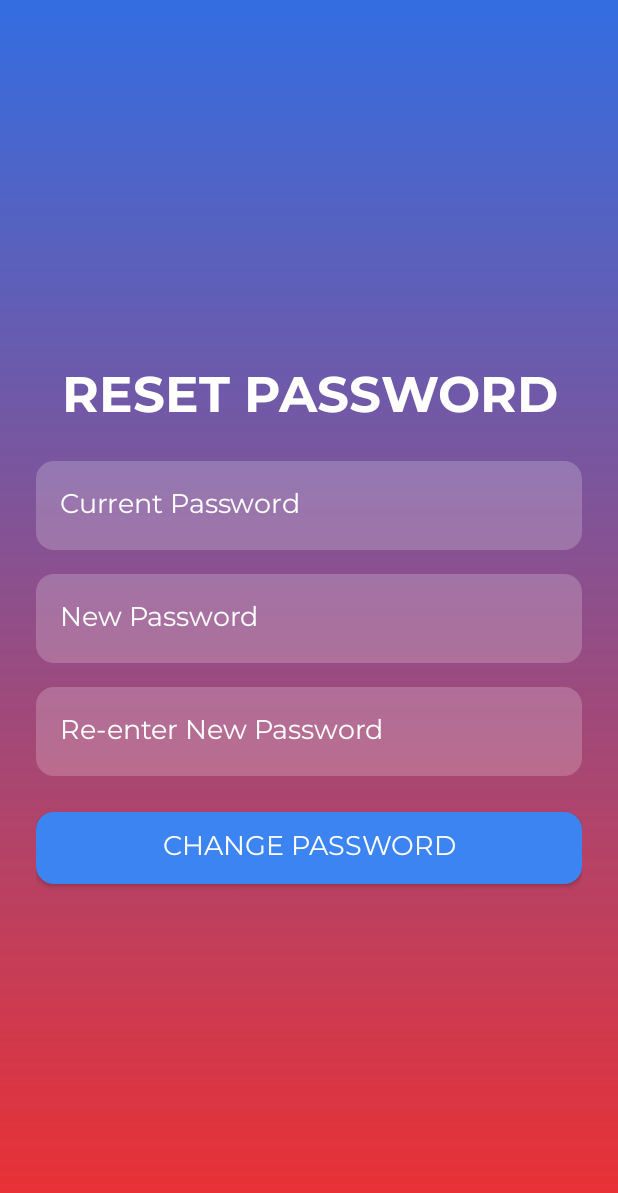
After one commit to MrSuicideSh33p/Password-Manager, an Android app built with Jetpack Compose: the ResetPasswordActivity screen opened directly, with no data from a screen before it, on a phone screen of 412 x 824 dp. The commit adds this screen. Shown: the top 1193 px of the screen. Run offline under Robolectric (Android 15) with nearby library versions, the phone set to English and light mode, and no system bars; libraries missing offline, so code that uses them is left out: com.amazonaws, com.amazonaws.auth, com.amazonaws.mobileconnectors, com.amazonaws.regions, com.amazonaws.services.

Commit message:
Submenus and reset password option

```diff
--- a/app/src/main/AndroidManifest.xml
+++ b/app/src/main/AndroidManifest.xml
@@ -24,6 +24,7 @@
         </activity>
         <activity android:name="com.vichu.thevault.activities.MainActivity"/>
         <activity android:name="com.vichu.thevault.activities.RegisterActivity"/>
+        <activity android:name="com.vichu.thevault.activities.ResetPasswordActivity"/>
         <activity android:name="com.vichu.thevault.activities.AddCredentialsActivity"/>
         <activity android:name="com.vichu.thevault.activities.CredentialListActivity"/>
         <activity android:name="com.vichu.thevault.activities.CredentialDetailsActivity"/>
--- a/app/src/main/java/com/vichu/thevault/activities/RegisterActivity.java
+++ b/app/src/main/java/com/vichu/thevault/activities/RegisterActivity.java
@@ -69,7 +69,7 @@ public class RegisterActivity extends AppCompatActivity {
                         return;
                 }
 
-                awsS3Helper.registerUser(USERS_JSON, getUserFolder(username), username, password, success -> runOnUiThread(() -> {
+                awsS3Helper.registerUser(getUserFolder(username), username, password, success -> runOnUiThread(() -> {
                     if (success) {
                         showToast(this, "User successfully registered!");
                         navigateToLogin();
--- /dev/null
+++ b/app/src/main/java/com/vichu/thevault/activities/ResetPasswordActivity.java
@@ -0,0 +1,119 @@
+package com.vichu.thevault.activities;
+
+import static com.vichu.thevault.utils.HelperUtils.TAG;
+import static com.vichu.thevault.utils.HelperUtils.USERS_JSON;
+import static com.vichu.thevault.utils.HelperUtils.showToast;
+
+import android.content.Intent;
+import android.os.Bundle;
+import android.util.Log;
+import android.view.View;
+import android.widget.Button;
+import android.widget.EditText;
+import android.widget.ProgressBar;
+
+import androidx.appcompat.app.AppCompatActivity;
+
+import com.vichu.thevault.R;
+import com.vichu.thevault.utils.AwsS3Helper;
+
+import org.json.JSONException;
+
+public class ResetPasswordActivity extends AppCompatActivity {
+
+    EditText currentPasswordInput, newPasswordInput, confirmNewPasswordInput;
+    Button changePasswordButton;
+
+    private String user;
+    private AwsS3Helper awsS3Helper;
+    private ProgressBar progressBar;
+
+    @Override
+    protected void onCreate(Bundle savedInstanceState) {
+        super.onCreate(savedInstanceState);
+        setContentView(R.layout.reset_password_activity);
+
+        awsS3Helper = new AwsS3Helper(this);
+        progressBar = findViewById(R.id.progressBar);
+        user = getIntent().getStringExtra("user");
+
+        currentPasswordInput = findViewById(R.id.current_password_input);
+        newPasswordInput = findViewById(R.id.new_password_input);
+        confirmNewPasswordInput = findViewById(R.id.confirm_new_password_input);
+        changePasswordButton = findViewById(R.id.change_password_btn);
+
+        changePasswordButton.setOnClickListener(v -> {
+
+            String currentPassword = currentPasswordInput.getText().toString().trim();
+            String newPassword = newPasswordInput.getText().toString().trim();
+            String confirmNewPassword = confirmNewPasswordInput.getText().toString().trim();
+
+            if (currentPassword.isEmpty() || newPassword.isEmpty() || confirmNewPassword.isEmpty()) {
+                showToast(this, "Please don't leave any fields blank!");
+                return;
+            }
+
+            changePasswordButton.setEnabled(false);
+            progressBar.setVisibility(View.VISIBLE);
+            awsS3Helper.fetchUserDetails(USERS_JSON, (userDataList, errorMessage) -> runOnUiThread(() -> {
+
+                if (errorMessage != null) {
+                    showToast(this, "Error: " + errorMessage);
+                    changePasswordButton.setEnabled(true);
+                    return;
+                }
+
+                try {
+                    if (!userDataList.getString(user).equals(currentPassword)) {
+                        updateUI( "The current password entered is incorrect!");
+                        return;
+                    }
+
+                    if (!newPassword.equals(confirmNewPassword)) {
+                        updateUI("The passwords do not match!");
+                        return;
+                    }
+
+                    if (currentPassword.equals(newPassword)) {
+                        updateUI("New password must be different from the current one!");
+                        return;
+                    }
+
+                    if (newPassword.length() < 8) {
+                        updateUI("Password must be at least 8 characters!");
+                        return;
+                    }
+
+                    awsS3Helper.updateUserDetails(user, newPassword, success -> runOnUiThread(() -> {
+                        if (success) {
+                            showToast(this, "Password updated successfully!");
+                            progressBar.setVisibility(View.GONE);
+                            navigateToMain();
+                        } else {
+                            updateUI("Failed to update password!");
+                        }
+                        changePasswordButton.setEnabled(true);
+                    }));
+
+                } catch (JSONException e) {
+                    Log.e(TAG, "Error parsing user.json content: " + e.getMessage());
+                    updateUI( "Internal server error!");
+                }
+            }));
+        });
+    }
+
+    private void updateUI(String message) {
+        changePasswordButton.setEnabled(true);
+        progressBar.setVisibility(View.GONE);
+        showToast(this, message);
+    }
+
+    private void navigateToMain() {
+        Intent intent = new Intent(this, MainActivity.class);
+        intent.setFlags(Intent.FLAG_ACTIVITY_CLEAR_TOP);
+        intent.putExtra("user", user);
+        startActivity(intent);
+        finish();
+    }
+}
--- /dev/null
+++ b/app/src/main/res/drawable/ic_display_name.xml
@@ -0,0 +1,5 @@
+<vector xmlns:android="http://schemas.android.com/apk/res/android" android:height="100dp" android:tint="#000000" android:viewportHeight="24" android:viewportWidth="24" android:width="100dp">
+
+    <path android:fillColor="@android:color/white" android:pathData="M18.41,5.8L17.2,4.59c-0.78,-0.78 -2.05,-0.78 -2.83,0l-2.68,2.68L3,15.96V20h4.04l8.74,-8.74 2.63,-2.63c0.79,-0.78 0.79,-2.05 0,-2.83zM6.21,18H5v-1.21l8.66,-8.66 1.21,1.21L6.21,18zM11,20l4,-4h6v4H11z"/>
+
+</vector>
--- /dev/null
+++ b/app/src/main/res/drawable/ic_reset_password.xml
@@ -0,0 +1,5 @@
+<vector xmlns:android="http://schemas.android.com/apk/res/android" android:height="100dp" android:tint="#000000" android:viewportHeight="24" android:viewportWidth="24" android:width="100dp">
+
+    <path android:fillColor="@android:color/white" android:pathData="M13,3c-4.97,0 -9,4.03 -9,9H1l4,4l4,-4H6c0,-3.86 3.14,-7 7,-7s7,3.14 7,7s-3.14,7 -7,7c-1.9,0 -3.62,-0.76 -4.88,-1.99L6.7,18.42C8.32,20.01 10.55,21 13,21c4.97,0 9,-4.03 9,-9S17.97,3 13,3zM15,11v-1c0,-1.1 -0.9,-2 -2,-2s-2,0.9 -2,2v1c-0.55,0 -1,0.45 -1,1v3c0,0.55 0.45,1 1,1h4c0.55,0 1,-0.45 1,-1v-3C16,11.45 15.55,11 15,11zM14,11h-2v-1c0,-0.55 0.45,-1 1,-1s1,0.45 1,1V11z"/>
+
+</vector>
--- /dev/null
+++ b/app/src/main/res/layout/reset_password_activity.xml
@@ -0,0 +1,84 @@
+<?xml version="1.0" encoding="utf-8"?>
+<RelativeLayout xmlns:android="http://schemas.android.com/apk/res/android"
+    android:layout_width="match_parent"
+    android:layout_height="match_parent"
+    android:background="@drawable/login_background"
+    android:gravity="center"
+    android:padding="24dp">
+
+    <LinearLayout
+        android:layout_width="match_parent"
+        android:layout_height="wrap_content"
+        android:gravity="center_horizontal"
+        android:orientation="vertical">
+
+        <TextView
+            android:layout_width="match_parent"
+            android:layout_height="wrap_content"
+            android:text="RESET PASSWORD"
+            android:textSize="33sp"
+            android:textStyle="bold"
+            android:textColor="@color/white"
+            android:padding="16dp"
+            android:textAlignment="center"/>
+
+        <EditText
+            android:id="@+id/current_password_input"
+            android:layout_width="match_parent"
+            android:layout_height="wrap_content"
+            android:layout_marginBottom="16dp"
+            android:background="@drawable/bg_input_field"
+            android:hint="Current Password"
+            android:inputType="textPassword"
+            android:padding="16dp"
+            android:textColor="@color/white"
+            android:textColorHint="@color/white"
+            android:textSize="18sp" />
+
+        <EditText
+            android:id="@+id/new_password_input"
+            android:layout_width="match_parent"
+            android:layout_height="wrap_content"
+            android:layout_marginBottom="16dp"
+            android:background="@drawable/bg_input_field"
+            android:hint="New Password"
+            android:inputType="textPassword"
+            android:padding="16dp"
+            android:textColor="@color/white"
+            android:textColorHint="@color/white"
+            android:textSize="18sp" />
+
+        <EditText
+            android:id="@+id/confirm_new_password_input"
+            android:layout_width="match_parent"
+            android:layout_height="wrap_content"
+            android:layout_marginBottom="24dp"
+            android:background="@drawable/bg_input_field"
+            android:hint="Re-enter New Password"
+            android:inputType="textPassword"
+            android:padding="16dp"
+            android:textColor="@color/white"
+            android:textColorHint="@color/white"
+            android:textSize="18sp" />
+
+        <Button
+            android:id="@+id/change_password_btn"
+            android:layout_width="match_parent"
+            android:layout_height="wrap_content"
+            android:layout_marginBottom="12dp"
+            android:background="@drawable/bg_primary_button"
+            android:text="Change Password"
+            android:textColor="@color/white"
+            android:textSize="18sp" />
+
+        <!-- Progress Bar for loading -->
+        <ProgressBar
+            android:id="@+id/progressBar"
+            android:layout_width="match_parent"
+            android:layout_height="wrap_content"
+            android:layout_gravity="center"
+            android:visibility="gone"
+            style="?android:attr/progressBarStyle"/>
+    </LinearLayout>
+
+</RelativeLayout>
```
Also changed, not shown: app/src/main/java/com/vichu/thevault/activities/MainActivity.java (+13 -2 lines), app/src/main/java/com/vichu/thevault/utils/AwsS3Helper.java (+36 -3 lines), app/src/main/res/menu/drawer_menu.xml (+12 -1 lines).
